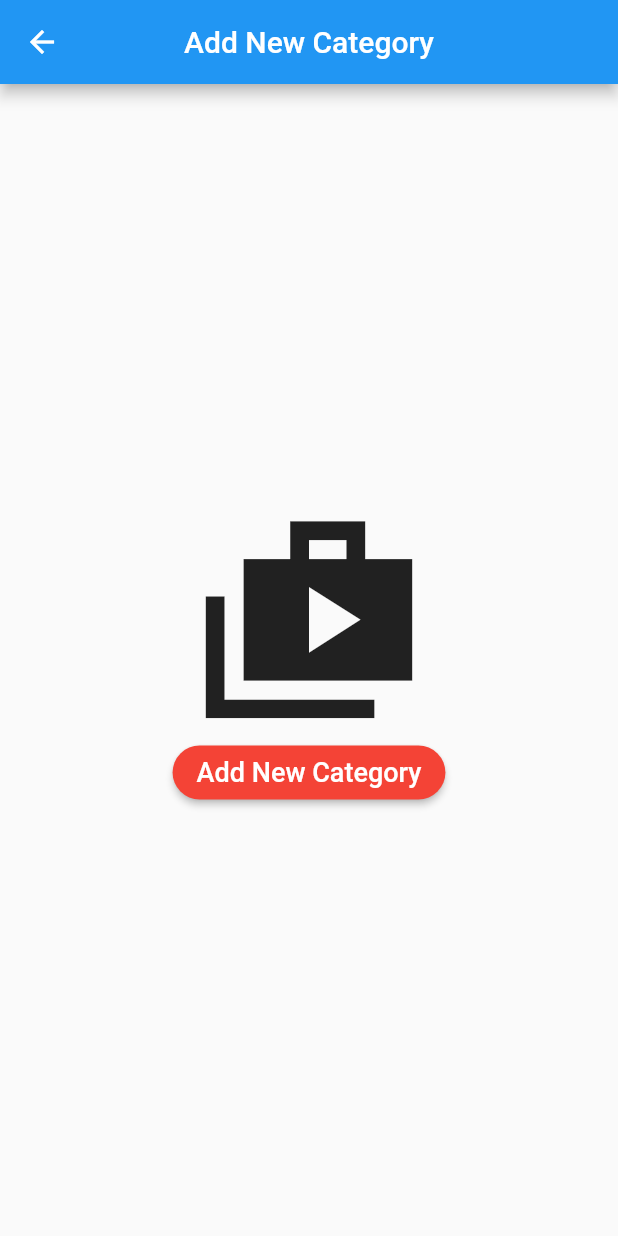
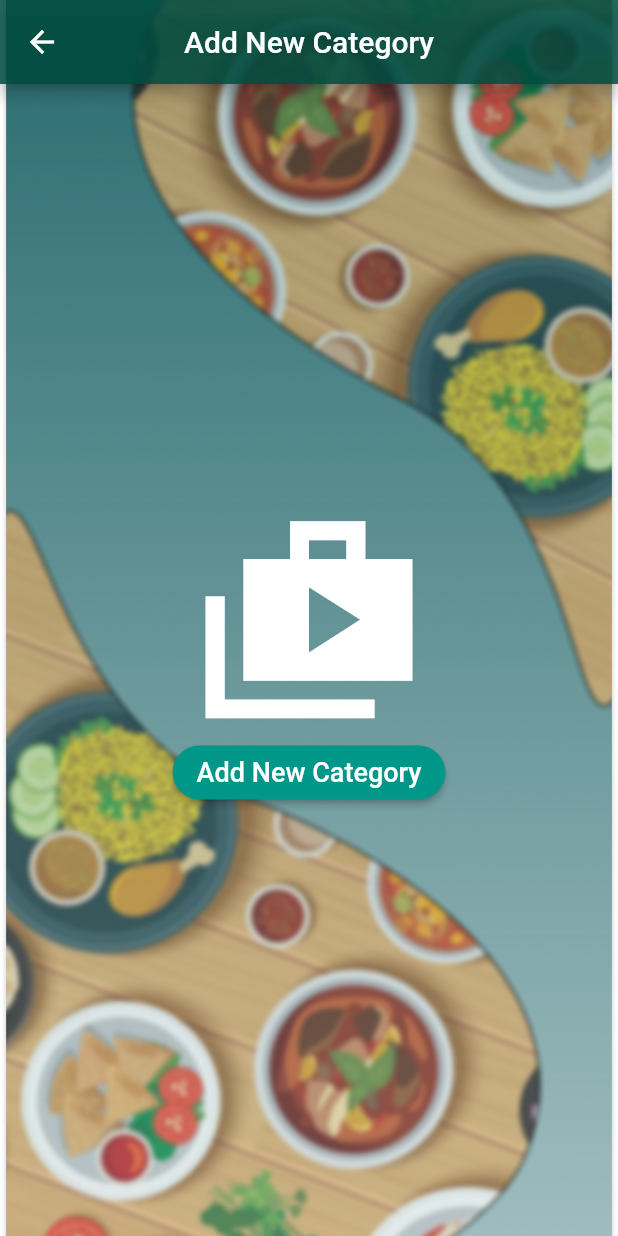
Before and after one commit to Saurabh101101/Cafeteria_Business, a Flutter app: the CategoryUploadScreen screen opened directly, on a phone screen of 412 x 824 dp. Run offline on Flutter 3.47's test engine with Material 2 defaults, Android fonts, the light colour scheme and no system bars; our stand-ins replace cloud_firestore, firebase_auth, firebase_core, firebase_storage, flutter_signin_button, fluttertoast and 2 more; accounts and stored records are empty.

Commit message:
ui change

```diff
--- a/lib/mainScreens/items_screen.dart
+++ b/lib/mainScreens/items_screen.dart
@@ -29,7 +29,8 @@ class _ItemsScreenState extends State<ItemsScreen> {
         backgroundColor: Colors.transparent,
         drawer: MyDrawer(),
         appBar: AppBar(
-          title: Text(sharedPreferences!.getString("name")!,),
+          backgroundColor: Colors.teal[900]?.withOpacity(0.85),
+          title: Text("Welcome "+sharedPreferences!.getString("name")!,),
           centerTitle: true,
           automaticallyImplyLeading: true,
           actions: [
--- a/lib/uploadScreens/category_upload.dart
+++ b/lib/uploadScreens/category_upload.dart
@@ -29,9 +29,16 @@ class _CategoryUploadScreenState extends State<CategoryUploadScreen> {
   String uniqueId=DateTime.now().millisecondsSinceEpoch.toString();
   defaultScreen()
   {
-    return Scaffold(
+    return Container(
+        child: Container(constraints: BoxConstraints.expand(),
+    decoration: BoxDecoration(
+    image: DecorationImage(
+    image: AssetImage('assets/images/bg.png'), fit: BoxFit.cover,) ),
+    child: Scaffold(
+      backgroundColor: Colors.transparent,
       appBar: AppBar(
-        title: const Text("Add New Category"),
+        backgroundColor: Colors.teal[900]?.withOpacity(0.85),
+        title: const Text("Add New Category",),
         centerTitle: true,
         automaticallyImplyLeading: true,
         leading: IconButton(
@@ -48,12 +55,12 @@ class _CategoryUploadScreenState extends State<CategoryUploadScreen> {
           child: Column(
             mainAxisAlignment: MainAxisAlignment.center,
             children: [
-              const Icon(Icons.shop_2_sharp, size: 150,),
+              const Icon(Icons.shop_2_sharp, size: 150,color: Colors.white ),
               ElevatedButton(onPressed: (){
                 takeImage(context);
               }, child: Text("Add New Category",style: TextStyle(color: Colors.white,fontSize: 18,),),
               style: ButtonStyle(
-                backgroundColor: MaterialStateProperty.all<Color>(Colors.red),
+                backgroundColor: MaterialStateProperty.all<Color>(Colors.teal),
                 shape: MaterialStateProperty.all<RoundedRectangleBorder>(
                   RoundedRectangleBorder(
                     borderRadius: BorderRadius.circular(20),
@@ -66,7 +73,7 @@ class _CategoryUploadScreenState extends State<CategoryUploadScreen> {
           ),
         ),
       ),
-    );
+    )));
   }
 
 
--- a/lib/widgets/items_design.dart
+++ b/lib/widgets/items_design.dart
@@ -58,6 +58,7 @@ class _ItemsDesignWidgetState extends State<ItemsDesignWidget> {
                       Text(widget.model!.title!,style:TextStyle(
                         fontSize: 16.5,
                         fontWeight: FontWeight.bold,
+                        color: Colors.teal[900]
                       )
                       ),
                       SizedBox(width:10 ),
@@ -68,7 +69,7 @@ class _ItemsDesignWidgetState extends State<ItemsDesignWidget> {
                   padding: const EdgeInsets.only(left: 8,right: 8,bottom:4,top: 4),
                   child: Text(widget.model!.shortInfo!,style: TextStyle(
                     fontStyle: FontStyle.italic,
-                    fontSize: 16,color: Colors.cyan,
+                    fontSize: 16,color: Colors.teal,
                   ),),
                 ),
                 ],
```
Also changed, not shown: lib/mainScreens/history_screen.dart (+7 -2 lines), lib/mainScreens/item_details_screen.dart (+11 -13 lines), lib/mainScreens/new_orders_screen.dart (+7 -2 lines).
